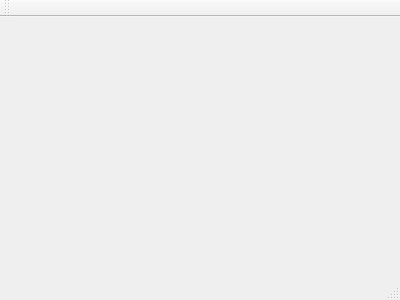
Before: the Qt Designer form VD/mainwindow.ui in NellielX/VisualDump, drawn with Qt 5.
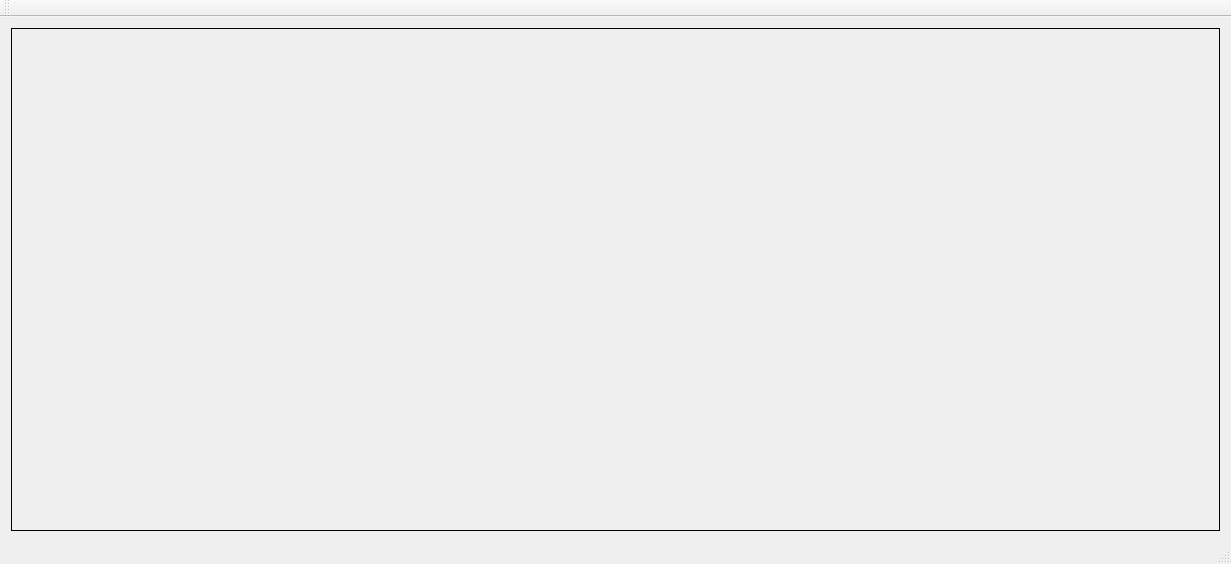
After: the same form once the commit is applied.

```diff
--- a/VD/mainwindow.ui
+++ b/VD/mainwindow.ui
@@ -1,24 +1,59 @@
 <ui version="4.0">
  <class>MainWindow</class>
- <widget class="QMainWindow" name="MainWindow" >
-  <property name="geometry" >
+ <widget class="QMainWindow" name="MainWindow">
+  <property name="geometry">
    <rect>
     <x>0</x>
     <y>0</y>
-    <width>400</width>
-    <height>300</height>
+    <width>1231</width>
+    <height>564</height>
    </rect>
   </property>
   <property name="windowTitle" >
    <string>MainWindow</string>
   </property>
-  <widget class="QMenuBar" name="menuBar" />
-  <widget class="QToolBar" name="mainToolBar" />
-  <widget class="QWidget" name="centralWidget" />
-  <widget class="QStatusBar" name="statusBar" />
+  <widget class="QWidget" name="centralWidget">
+   <layout class="QGridLayout" name="gridLayout">
+    <item row="0" column="0">
+     <layout class="QHBoxLayout" name="horizontalLayout">
+      <item>
+       <widget class="QLabel" name="lblOriginal">
+        <property name="autoFillBackground">
+         <bool>true</bool>
+        </property>
+        <property name="frameShape">
+         <enum>QFrame::Box</enum>
+        </property>
+        <property name="text">
+         <string/>
+        </property>
+       </widget>
+      </item>
+     </layout>
+    </item>
+   </layout>
+  </widget>
+  <widget class="QMenuBar" name="menuBar">
+   <property name="geometry">
+    <rect>
+     <x>0</x>
+     <y>0</y>
+     <width>1231</width>
+     <height>20</height>
+    </rect>
+   </property>
+  </widget>
+  <widget class="QToolBar" name="mainToolBar">
+   <attribute name="toolBarArea">
+    <enum>TopToolBarArea</enum>
+   </attribute>
+   <attribute name="toolBarBreak">
+    <bool>false</bool>
+   </attribute>
+  </widget>
+  <widget class="QStatusBar" name="statusBar"/>
  </widget>
- <layoutDefault spacing="6" margin="11" />
- <pixmapfunction></pixmapfunction>
+ <layoutdefault spacing="6" margin="11"/>
  <resources/>
  <connections/>
 </ui>
```
Left out of the diff: 3 changed lines with no effect on the pictures.
